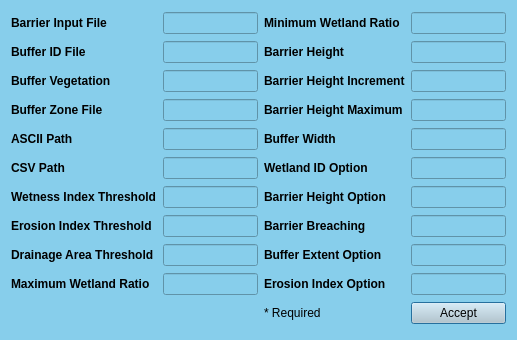
Old version of the form ui/controlagwet.ui in the repository Inigobarbe/QAnnAGNPS.
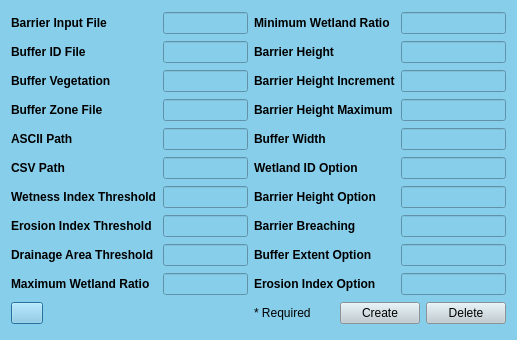
New version of the form.

What changed in the file:
```diff
--- a/ui/controlagwet.ui
+++ b/ui/controlagwet.ui
@@ -43,7 +43,7 @@
      </property>
     </widget>
    </item>
-   <item row="0" column="2">
+   <item row="0" column="2" colspan="2">
     <widget class="QLabel" name="label_13">
      <property name="font">
       <font>
@@ -56,7 +56,7 @@
      </property>
     </widget>
    </item>
-   <item row="0" column="3">
+   <item row="0" column="4">
     <widget class="QLineEdit" name="lineEdit_13">
      <property name="font">
       <font>
@@ -111,7 +111,7 @@
      </property>
     </widget>
    </item>
-   <item row="1" column="3">
+   <item row="1" column="4">
     <widget class="QLineEdit" name="lineEdit_11">
      <property name="font">
       <font>
@@ -156,7 +156,7 @@
      </property>
     </widget>
    </item>
-   <item row="2" column="2">
+   <item row="2" column="2" colspan="2">
     <widget class="QLabel" name="label_12">
      <property name="font">
       <font>
@@ -169,7 +169,7 @@
      </property>
     </widget>
    </item>
-   <item row="2" column="3">
+   <item row="2" column="4">
     <widget class="QLineEdit" name="lineEdit_12">
      <property name="font">
       <font>
@@ -214,7 +214,7 @@
      </property>
     </widget>
    </item>
-   <item row="3" column="2">
+   <item row="3" column="2" colspan="2">
     <widget class="QLabel" name="label_14">
      <property name="font">
       <font>
@@ -227,7 +227,7 @@
      </property>
     </widget>
    </item>
-   <item row="3" column="3">
+   <item row="3" column="4">
     <widget class="QLineEdit" name="lineEdit_14">
      <property name="font">
       <font>
@@ -285,7 +285,7 @@
      </property>
     </widget>
    </item>
-   <item row="4" column="3">
+   <item row="4" column="4">
     <widget class="QLineEdit" name="lineEdit_15">
      <property name="font">
       <font>
@@ -330,7 +330,7 @@
      </property>
     </widget>
    </item>
-   <item row="5" column="2">
+   <item row="5" column="2" colspan="2">
     <widget class="QLabel" name="label_21">
      <property name="font">
       <font>
@@ -343,7 +343,7 @@
      </property>
     </widget>
    </item>
-   <item row="5" column="3">
+   <item row="5" column="4">
     <widget class="QLineEdit" name="lineEdit_21">
      <property name="font">
       <font>
@@ -388,7 +388,7 @@
      </property>
     </widget>
    </item>
-   <item row="6" column="2">
+   <item row="6" column="2" colspan="2">
     <widget class="QLabel" name="label_17">
      <property name="font">
       <font>
@@ -401,7 +401,7 @@
      </property>
     </widget>
    </item>
-   <item row="6" column="3">
+   <item row="6" column="4">
     <widget class="QLineEdit" name="lineEdit_17">
      <property name="font">
       <font>
@@ -446,7 +446,7 @@
      </property>
     </widget>
    </item>
-   <item row="7" column="2">
+   <item row="7" column="2" colspan="2">
     <widget class="QLabel" name="label_18">
      <property name="font">
       <font>
@@ -459,7 +459,7 @@
      </property>
     </widget>
    </item>
-   <item row="7" column="3">
+   <item row="7" column="4">
     <widget class="QLineEdit" name="lineEdit_18">
      <property name="font">
       <font>
@@ -504,7 +504,7 @@
      </property>
     </widget>
    </item>
-   <item row="8" column="2">
+   <item row="8" column="2" colspan="2">
     <widget class="QLabel" name="label_19">
      <property name="font">
       <font>
@@ -517,7 +517,7 @@
      </property>
     </widget>
    </item>
-   <item row="8" column="3">
+   <item row="8" column="4">
     <widget class="QLineEdit" name="lineEdit_19">
      <property name="font">
       <font>
@@ -562,7 +562,7 @@
      </property>
     </widget>
    </item>
-   <item row="9" column="2">
+   <item row="9" column="2" colspan="2">
     <widget class="QLabel" name="label_20">
      <property name="font">
       <font>
@@ -575,7 +575,7 @@
      </property>
     </widget>
    </item>
-   <item row="9" column="3">
+   <item row="9" column="4">
     <widget class="QLineEdit" name="lineEdit_20">
      <property name="font">
       <font>
@@ -591,6 +591,19 @@
      </property>
     </widget>
    </item>
+   <item row="10" column="0">
+    <widget class="QPushButton" name="info">
+     <property name="maximumSize">
+      <size>
+       <width>32</width>
+       <height>16777215</height>
+      </size>
+     </property>
+     <property name="text">
+      <string/>
+     </property>
+    </widget>
+   </item>
    <item row="10" column="2">
     <widget class="QLabel" name="label_16">
      <property name="text">
@@ -598,15 +611,29 @@
      </property>
     </widget>
    </item>
-   <item row="10" column="3">
-    <widget class="QPushButton" name="pushButton">
-     <property name="styleSheet">
-      <string notr="true">background-color: #becbd1;</string>
-     </property>
-     <property name="text">
-      <string>Accept</string>
-     </property>
-    </widget>
+   <item row="10" column="3" colspan="2">
+    <layout class="QHBoxLayout" name="horizontalLayout">
+     <item>
+      <widget class="QPushButton" name="pushButton">
+       <property name="styleSheet">
+        <string notr="true">background-color: #becbd1;</string>
+       </property>
+       <property name="text">
+        <string>Create</string>
+       </property>
+      </widget>
+     </item>
+     <item>
+      <widget class="QPushButton" name="delete_2">
+       <property name="styleSheet">
+        <string notr="true">background-color: #becbd1;</string>
+       </property>
+       <property name="text">
+        <string>Delete</string>
+       </property>
+      </widget>
+     </item>
+    </layout>
    </item>
   </layout>
  </widget>
```
